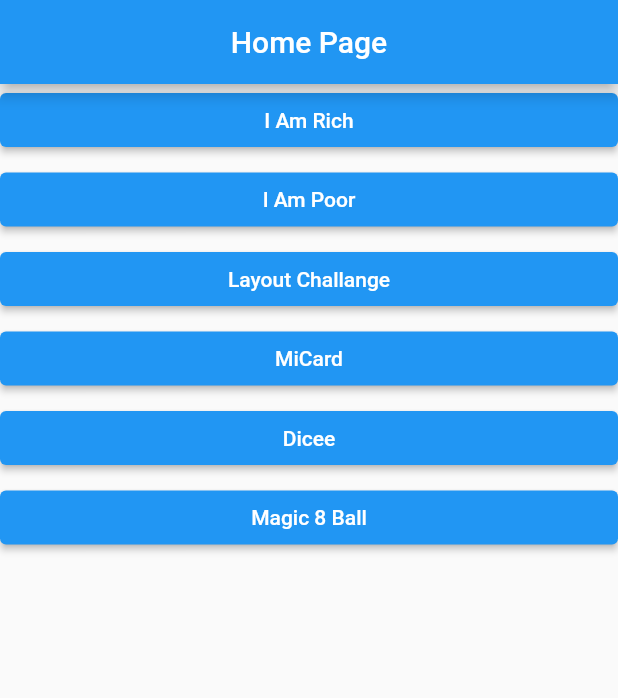
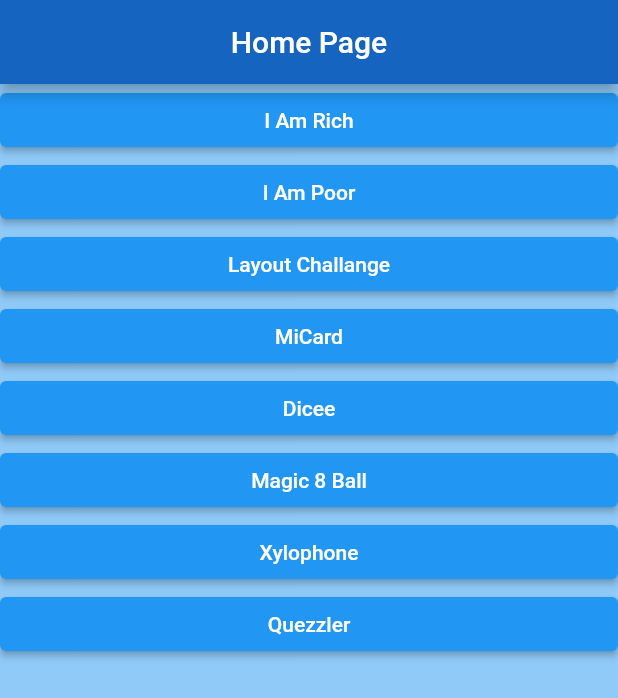
Before and after one commit to yusufguntav/FlutterBootcamp, a Flutter app: the screen it shows after launch, on a phone screen of 412 x 824 dp. Shown: the top 698 px of the screen. Run offline on Flutter 3.47's test engine with Material 2 defaults, Android fonts, the light colour scheme and no system bars; our stand-ins replace audioplayers, rflutter_alert.

Commit message:
Xylophone and Quezzler

```diff
--- /dev/null
+++ b/lib/Projects/Quezzler/models/question.dart
@@ -0,0 +1,6 @@
+class Question {
+  late String questionText;
+  late bool questionAnswer;
+
+  Question(this.questionText, this.questionAnswer);
+}
--- /dev/null
+++ b/lib/Projects/Xylophone/xylophone.dart
@@ -0,0 +1,39 @@
+import 'package:complete_flutter_bootcamp/Projects/Xylophone/widgets/XylophoneButton.dart';
+import 'package:flutter/material.dart';
+
+class Xylophone extends StatelessWidget {
+  Xylophone({super.key});
+  List<Color> colors = [
+    Colors.red,
+    Colors.orange,
+    Colors.yellow,
+    Colors.green,
+    Colors.green.shade900,
+    Colors.blue,
+    Colors.purple
+  ];
+  @override
+  Widget build(BuildContext context) {
+    return MaterialApp(
+      debugShowCheckedModeBanner: false,
+      home: Scaffold(
+        body: SafeArea(
+          child: Center(
+            child: Column(
+              children: [
+                for (int i = 1; i <= 7; i++) ...[
+                  Expanded(
+                    child: XylophoneButton(
+                      noteNumber: '$i',
+                      color: colors[i - 1],
+                    ),
+                  )
+                ]
+              ],
+            ),
+          ),
+        ),
+      ),
+    );
+  }
+}
--- a/lib/homePage.dart
+++ b/lib/homePage.dart
@@ -1,5 +1,7 @@
 import 'package:complete_flutter_bootcamp/Projects/Dicee/dice.dart';
 import 'package:complete_flutter_bootcamp/Projects/Magic8Ball/magic8ball.dart';
+import 'package:complete_flutter_bootcamp/Projects/Quezzler/quezzler.dart';
+import 'package:complete_flutter_bootcamp/Projects/Xylophone/xylophone.dart';
 import 'package:flutter/material.dart';
 
 import 'Projects/IAmPoor/lAmPoor.dart';
@@ -20,7 +22,9 @@ class _HomePageState extends State<HomePage> {
     return MaterialApp(
       debugShowCheckedModeBanner: false,
       home: Scaffold(
+        backgroundColor: Colors.blue.shade200,
         appBar: AppBar(
+          backgroundColor: Colors.blue.shade800,
           centerTitle: true,
           title: const Text("Home Page"),
         ),
@@ -38,9 +42,6 @@ class _HomePageState extends State<HomePage> {
                 },
                 child: const Text("I Am Rich"),
               ),
-              const SizedBox(
-                height: 5,
-              ),
               ElevatedButton(
                 onPressed: () {
                   Navigator.push(
@@ -51,9 +52,6 @@ class _HomePageState extends State<HomePage> {
                   );
                 },
                 child: const Text("I Am Poor"),
-              ),
-              const SizedBox(
-                height: 5,
               ),
               ElevatedButton(
                 onPressed: () {
@@ -66,9 +64,6 @@ class _HomePageState extends State<HomePage> {
                 },
                 child: const Text("Layout Challange"),
               ),
-              const SizedBox(
-                height: 5,
-              ),
               ElevatedButton(
                 onPressed: () {
                   Navigator.push(
@@ -79,9 +74,6 @@ class _HomePageState extends State<HomePage> {
                   );
                 },
                 child: const Text("MiCard"),
-              ),
-              const SizedBox(
-                height: 5,
               ),
               ElevatedButton(
                 onPressed: () {
@@ -94,9 +86,6 @@ class _HomePageState extends State<HomePage> {
                 },
                 child: const Text("Dicee"),
               ),
-              const SizedBox(
-                height: 5,
-              ),
               ElevatedButton(
                 onPressed: () {
                   Navigator.push(
@@ -108,6 +97,28 @@ class _HomePageState extends State<HomePage> {
                 },
                 child: const Text("Magic 8 Ball"),
               ),
+              ElevatedButton(
+                onPressed: () {
+                  Navigator.push(
+                    context,
+                    MaterialPageRoute(
+                      builder: (context) => Xylophone(),
+                    ),
+                  );
+                },
+                child: const Text("Xylophone"),
+              ),
+              ElevatedButton(
+                onPressed: () {
+                  Navigator.push(
+                    context,
+                    MaterialPageRoute(
+                      builder: (context) => const QuezzlerPage(),
+                    ),
+                  );
+                },
+                child: const Text("Quezzler"),
+              ),
             ],
           ),
         ),
--- a/lib/main.dart
+++ b/lib/main.dart
@@ -1,3 +1,4 @@
+import 'package:complete_flutter_bootcamp/Projects/Quezzler/quezzler.dart';
 import 'package:complete_flutter_bootcamp/homePage.dart';
 import 'package:flutter/material.dart';
 
--- a/pubspec.yaml
+++ b/pubspec.yaml
@@ -35,6 +35,8 @@ dependencies:
   # The following adds the Cupertino Icons font to your application.
   # Use with the CupertinoIcons class for iOS style icons.
   cupertino_icons: ^1.0.2
+  audioplayers: ^3.0.1
+  rflutter_alert: ^2.0.4
 
 dev_dependencies:
   flutter_test:
@@ -61,6 +63,7 @@ flutter:
   assets:
     - assets/images/ball/
     - assets/images/dice/
+    - assets/audio/
 
   # An image asset can refer to one or more resolution-specific "variants", see
   # https://flutter.dev/assets-and-images/#resolution-aware
```
Also changed, not shown: lib/Projects/Quezzler/models/quizBrain.dart (added, +62 -0 lines), lib/Projects/Quezzler/quezzler.dart (added, +158 -0 lines), lib/Projects/Xylophone/widgets/XylophoneButton.dart (added, +23 -0 lines), pubspec.lock, 12 other files.
